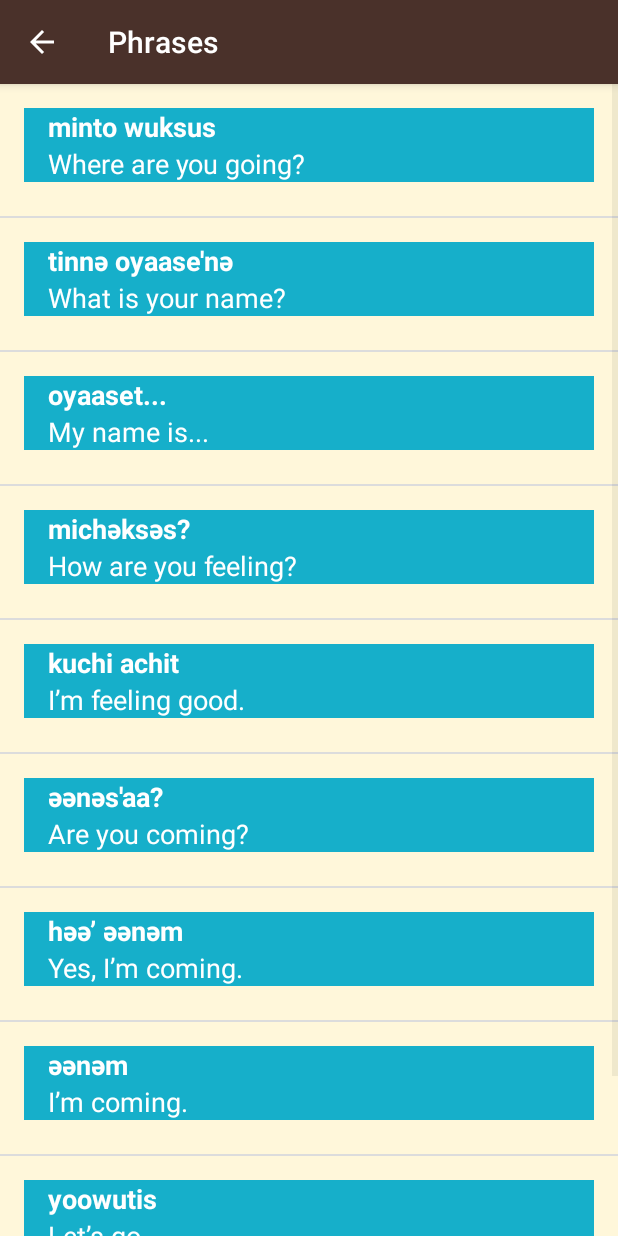
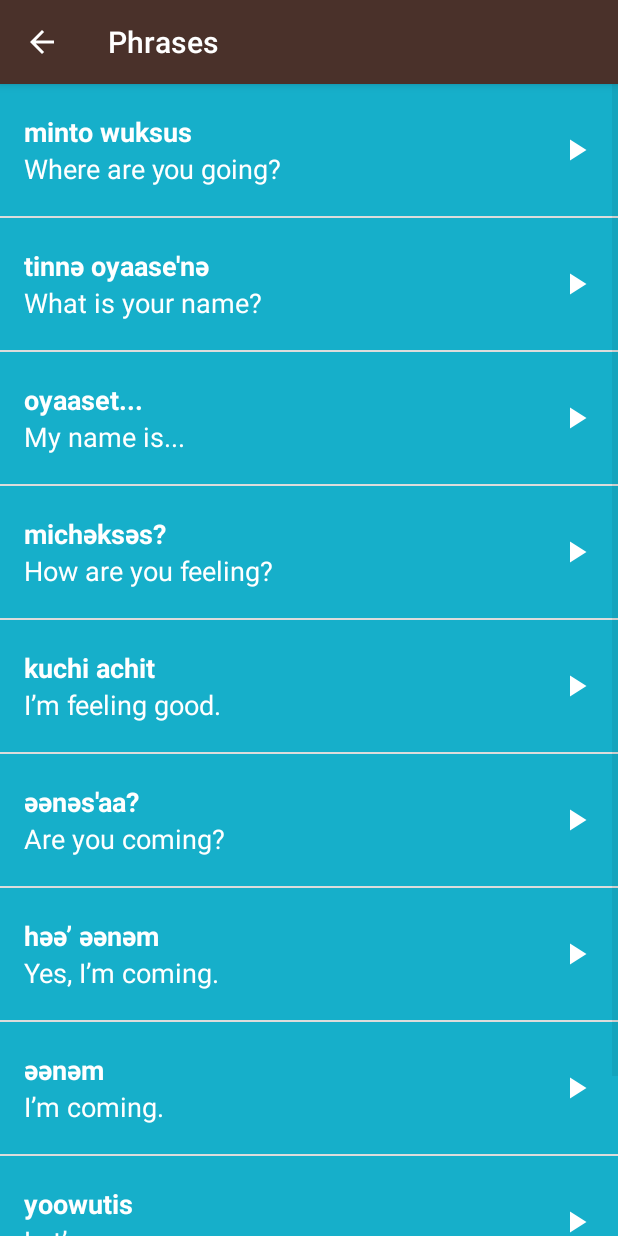
Before and after one commit to justodepp/MiwokApp, an Android app: the PhrasesActivity screen opened directly, with no data from a screen before it, on a phone screen of 412 x 824 dp. Run offline under Robolectric (Android 15) with nearby library versions, the phone set to English and light mode, and no system bars.

Commit message:
Touch Feedback

```diff
--- a/app/src/main/res/layout/list_item.xml
+++ b/app/src/main/res/layout/list_item.xml
@@ -11,31 +11,34 @@
      limitations under the License.
 -->
 <!-- Layout for a single list item -->
-<LinearLayout xmlns:android="http://schemas.android.com/apk/res/android"
+<RelativeLayout
+    xmlns:android="http://schemas.android.com/apk/res/android"
     xmlns:tools="http://schemas.android.com/tools"
     android:layout_width="match_parent"
-    android:layout_height="match_parent"
-    android:orientation="vertical"
-    android:padding="16dp"
-    android:minHeight="@dimen/list_item_height"
-    android:background="@color/tan_background">
+    android:layout_height="@dimen/list_item_height"
+    android:background="@color/tan_background"
+    android:minHeight="@dimen/list_item_height">
 
     <ImageView
         android:id="@+id/image"
         android:layout_width="@dimen/list_item_height"
-        android:layout_height="wrap_content" />
+        android:layout_height="@dimen/list_item_height" />
 
-    <LinearLayout
+    <RelativeLayout
         android:id="@+id/text_container"
         android:layout_width="match_parent"
-        android:layout_height="match_parent"
+        android:layout_height="@dimen/list_item_height"
+        android:layout_alignParentBottom="true"
+        android:layout_alignParentRight="true"
+        android:layout_alignParentTop="true"
+        android:layout_toRightOf="@id/image"
         android:orientation="vertical"
         android:paddingLeft="16dp">
 
         <TextView
             android:id="@+id/miwok_text_view"
             android:layout_width="match_parent"
-            android:layout_height="0dp"
+            android:layout_height="44dp"
             android:layout_weight="1"
             android:gravity="bottom"
             android:textAppearance="?android:textAppearanceMedium"
@@ -46,11 +49,20 @@
         <TextView
             android:id="@+id/default_text_view"
             android:layout_width="match_parent"
-            android:layout_height="0dp"
+            android:layout_height="44dp"
+            android:layout_below="@id/miwok_text_view"
             android:layout_weight="1"
             android:gravity="top"
             android:textAppearance="?android:textAppearanceMedium"
             android:textColor="@android:color/white"
             tools:text="one" />
-    </LinearLayout>
-</LinearLayout>
+
+        <ImageView
+            android:layout_width="24dp"
+            android:layout_height="24dp"
+            android:layout_alignParentRight="true"
+            android:layout_centerVertical="true"
+            android:layout_marginRight="16dp"
+            android:src="@drawable/ic_play_arrow_white_24dp" />
+    </RelativeLayout>
+</RelativeLayout>
--- a/app/src/main/res/layout/word_list.xml
+++ b/app/src/main/res/layout/word_list.xml
@@ -14,4 +14,5 @@
     android:id="@+id/list"
     android:orientation="vertical"
     android:layout_width="match_parent"
-    android:layout_height="match_parent"/>
+    android:layout_height="match_parent"
+    android:drawSelectorOnTop="true"/>
--- a/app/src/main/res/values/styles.xml
+++ b/app/src/main/res/values/styles.xml
@@ -29,5 +29,6 @@
         <item name="android:textColor">@android:color/white</item>
         <item name="android:textStyle">bold</item>
         <item name="android:textAppearance">?android:textAppearanceMedium</item>
+        <item name="android:background">?android:attr/selectableItemBackground</item>
     </style>
 </resources>
```
Also changed, not shown: app/src/main/res/layout/activity_main.xml (+29 -21 lines), app/src/main/res/drawable-hdpi/ic_play_arrow_white_24dp.png (added), app/src/main/res/drawable-mdpi/ic_play_arrow_white_24dp.png (added), app/src/main/res/drawable-xhdpi/ic_play_arrow_white_24dp.png (added), app/src/main/res/drawable-xxhdpi/ic_play_arrow_white_24dp.png (added), app/src/main/res/drawable-xxxhdpi/ic_play_arrow_white_24dp.png (added).
